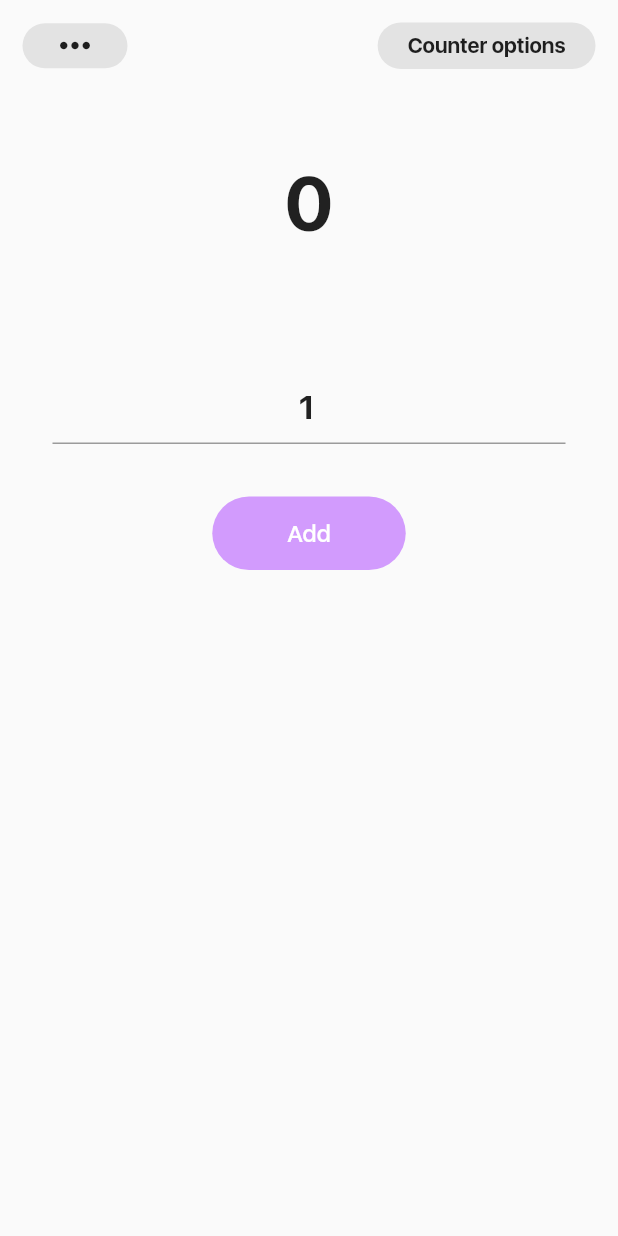
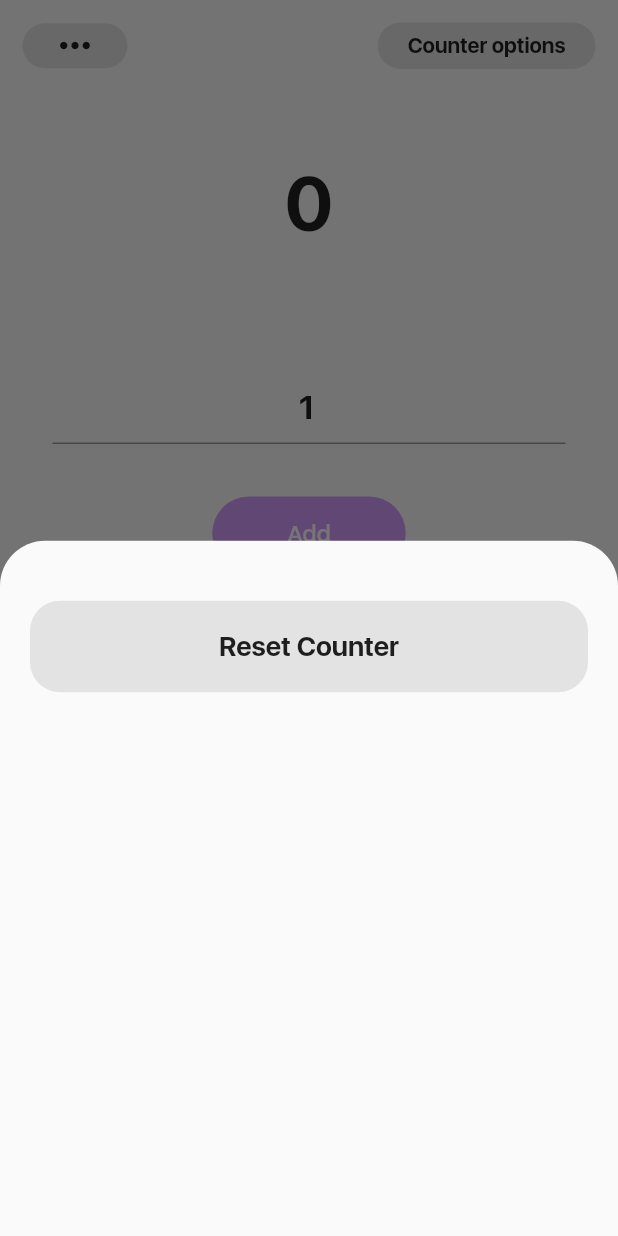
Before and after one commit to jralvarenga/calculary, a Flutter app: the CounterCalculator screen opened by its route, after a tap on "Counter options", on a phone screen of 412 x 824 dp. Run offline on Flutter 3.47's test engine with Material 2 defaults, Android fonts, the phone set to English and light mode, and no system bars; our stand-ins replace flutter_svg, math_expressions, shared_preferences; accounts and stored records are empty; project files that could hold a hidden picture were left out.

Commit message:
Added counter reset

```diff
--- a/lib/pages/counter_calculator.dart
+++ b/lib/pages/counter_calculator.dart
@@ -2,8 +2,11 @@ import 'dart:convert';
 import 'dart:ui';
 
 import 'package:calculary/services/custom_theme.dart';
+import 'package:calculary/widgets/counter_calculator/counter_added_item.dart';
+import 'package:calculary/widgets/counter_calculator/counter_options.dart';
 import 'package:calculary/widgets/top_bar.dart';
 import 'package:flutter/material.dart';
+import 'package:flutter/services.dart';
 import 'package:provider/provider.dart';
 import 'package:shared_preferences/shared_preferences.dart';
 
@@ -115,10 +118,39 @@ class _CounterCalculatorState extends State<CounterCalculator> {
     });
   }
 
+  void resetCounter() async {
+    final prefs = await SharedPreferences.getInstance();
+
+    setState(() {
+      _count = '0';
+      _counterItems = [];
+
+      prefs.setString('counter_calculator_count', _count);
+      prefs.setString('counter_calculator_items', jsonEncode(_counterItems));
+      prefs.setString('counter_calculator_input_value', '1');
+    });
+
+    Navigator.of(context).pop();
+  }
+
   @override
   Widget build(BuildContext context) {
     CustomTheme theme = Provider.of(context);
     var themeData = theme.themeData;
+
+    void openCounterOptions() {
+      HapticFeedback.lightImpact();
+
+      showModalBottomSheet(
+        context: context,
+        shape: RoundedRectangleBorder(
+          borderRadius: BorderRadius.vertical(
+            top: Radius.circular(30)
+          )
+        ),
+        builder: (context) => buildSheet()
+      );
+    }
 
     return Scaffold(
       body: SafeArea(
@@ -134,7 +166,7 @@ class _CounterCalculatorState extends State<CounterCalculator> {
                       children: [
                         TopBar(
                           mode: mode,
-                          rightButtonFunction: () => print('hi')
+                          rightButtonFunction: () => openCounterOptions()
                         ),
                         Container(
                           alignment: Alignment(1, 1),
@@ -225,53 +257,8 @@ class _CounterCalculatorState extends State<CounterCalculator> {
       )
     );
   }
+
+  Widget buildSheet() => CounterOptions(
+    resetCounter: resetCounter
+  );
 }
-
-// ignore: must_be_immutable
-class CounterAddedItem extends StatelessWidget {
-  CounterAddedItem({
-    Key? key,
-    required this.addedAmount,
-    required this.itemIndex,
-    required this.removeFromCount
-  }) : super(key: key);
-
-  String addedAmount;
-  int itemIndex;
-  Function removeFromCount;
-
-  @override
-  Widget build(BuildContext context) {
-    CustomTheme theme = Provider.of(context);
-    var themeData = theme.themeData;
-
-    return Container(
-      padding: EdgeInsets.all(15),
-      decoration: BoxDecoration(
-        borderRadius: BorderRadius.circular(20),
-        border: Border.all(
-          color: themeData.dialogBackgroundColor,
-          width: 2
-        )
-      ),
-      child: Row(
-        mainAxisAlignment: MainAxisAlignment.spaceBetween,
-        children: [
-          Text(
-            'Added amount: ' + addedAmount,
-            style: TextStyle(
-              fontSize: 16,
-              fontWeight: FontWeight.bold
-            ),
-          ),
-          IconButton(
-            onPressed: () => removeFromCount(itemIndex),
-            icon: Icon(
-              Icons.delete
-            )
-          ),
-        ],
-      ),
-    );
-  }
-}
--- /dev/null
+++ b/lib/widgets/counter_calculator/counter_options.dart
@@ -0,0 +1,54 @@
+import 'package:calculary/services/custom_theme.dart';
+import 'package:flutter/material.dart';
+import 'package:provider/provider.dart';
+
+// ignore: must_be_immutable
+class CounterOptions extends StatelessWidget {
+  CounterOptions({
+    Key? key,
+    required this.resetCounter,
+  }) : super(key: key);
+
+  var resetCounter;
+
+  @override
+  Widget build(BuildContext context) {
+    CustomTheme theme = Provider.of(context);
+    var themeData = theme.themeData;
+
+    return Container(
+      padding: EdgeInsets.all(20),
+      child: Column(
+        children: [
+          SizedBox(height: 20),
+          Row(
+            children: [
+              Expanded(
+                child: Material(
+                  color: themeData.dialogBackgroundColor,
+                  borderRadius: BorderRadius.circular(20),
+                  child: InkWell(
+                    borderRadius: BorderRadius.circular(20),
+                    onTap: resetCounter,
+                    child: Container(
+                      padding: EdgeInsets.all(20),
+                      child: Center(
+                        child: Text(
+                          'Reset Counter',
+                          style: TextStyle(
+                            fontSize: 18,
+                            fontWeight: FontWeight.bold
+                          ),
+                        ),
+                      ),
+                    ),
+                  ),
+                )
+              )
+            ],
+          )
+        ],
+      ),
+    );
+  }
+}
```
Also changed, not shown: lib/widgets/counter_calculator/counter_added_item.dart (added, +53 -0 lines).
